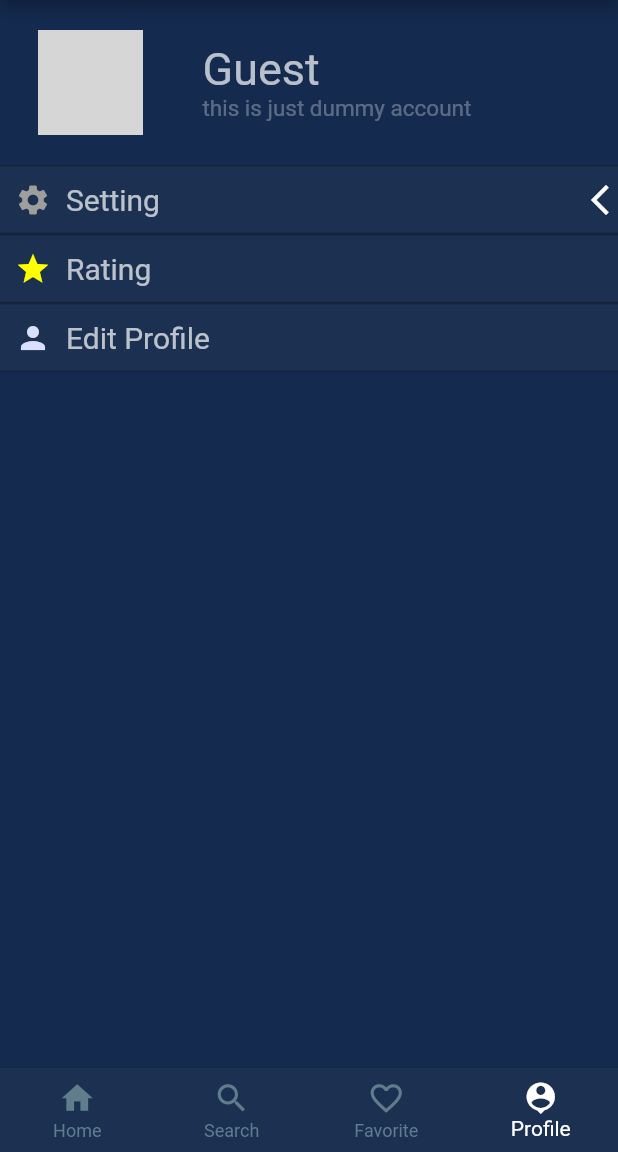
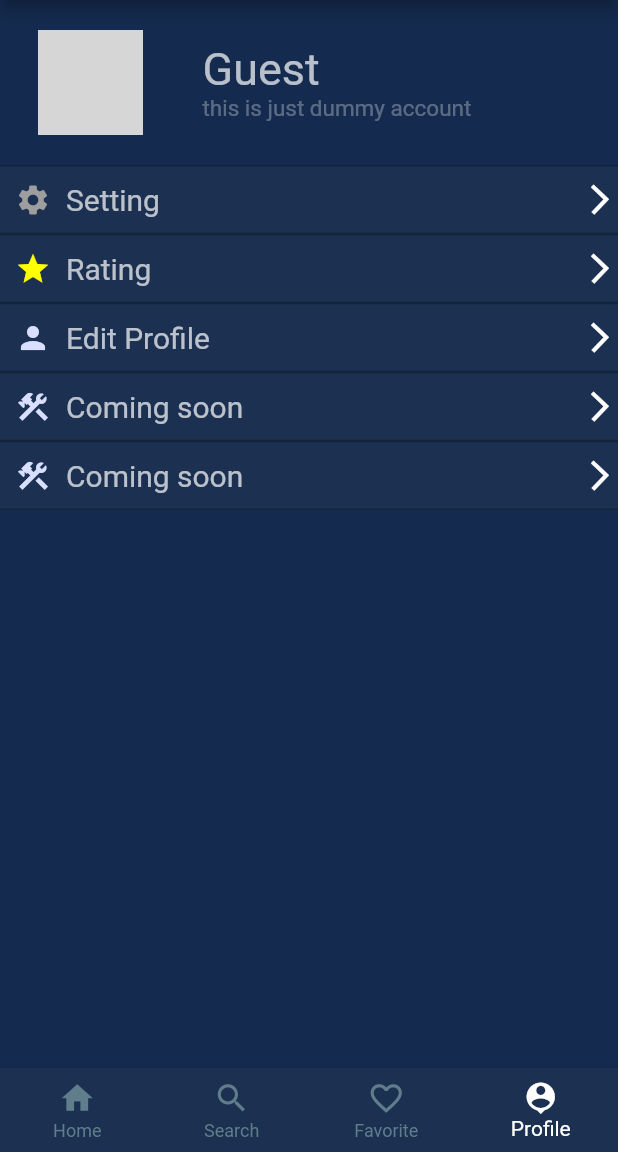
Before and after one commit to NandaAmanta/FlutterMovieApp, a Flutter app: the screen it shows after launch, swiped to page 4, on a phone screen of 412 x 824 dp, the part 84-1236 px from its top. Run offline on Flutter 3.47's test engine with Material 2 defaults, Android fonts, the phone set to English and light mode, and no system bars; our stand-ins replace dio, flutter_secure_storage, hive, hive_flutter; missing offline and left inert: dart:ffi; accounts and stored records are empty; network calls fail; grey boxes are pictures that could not be loaded.

Commit message:
fix favorite

```diff
--- a/lib/presentation/favorite/favorite_screen.dart
+++ b/lib/presentation/favorite/favorite_screen.dart
@@ -40,14 +40,17 @@ class _FavoriteScreenState extends State<FavoriteScreen> {
         )
       ]);
     }
-    return GridView.count(
+    return Container(
+      padding: EdgeInsets.only(top: 20),
+      child: GridView.count(
+        childAspectRatio: (110/200),
           shrinkWrap: true,
           crossAxisCount: 3,
           children: List.generate(favoriteFilmBox.length, (index) {
             return Container(
               width: 110,
               height: 220,
-            margin: EdgeInsets.only(left: 10, right: 10,bottom: 0),
+              margin: EdgeInsets.only(left: 10, right: 10,bottom: 10),
               child: InkWell(
                   child: Card(
                 color: color1,
@@ -108,6 +111,7 @@ class _FavoriteScreenState extends State<FavoriteScreen> {
                 ),
               )),
             );
-        }));
+          })),
+    );
   }
 }
--- a/lib/presentation/profile/profile_screen.dart
+++ b/lib/presentation/profile/profile_screen.dart
@@ -67,7 +67,14 @@ class _ProfileScreenState extends State<ProfileScreen> {
                     Text("Setting",
                         style: TextStyle(color: Colors.white70, fontSize: 20)),
                     Expanded(child: Container()),
-                    Icon(Icons.arrow_back_ios_new,color: Colors.white,textDirection: TextDirection.ltr,)
+                    Transform.rotate(
+                      angle: 9.4,
+                      child: Icon(
+                        Icons.arrow_back_ios_new,
+                        color: Colors.white,
+                        textDirection: TextDirection.ltr,
+                      ),
+                    )
                   ],
                 ),
               )),
@@ -89,7 +96,16 @@ class _ProfileScreenState extends State<ProfileScreen> {
                       width: 10,
                     ),
                     Text("Rating",
-                        style: TextStyle(color: Colors.white70, fontSize: 20))
+                        style: TextStyle(color: Colors.white70, fontSize: 20)),
+                    Expanded(child: Container()),
+                    Transform.rotate(
+                      angle: 9.4,
+                      child: Icon(
+                        Icons.arrow_back_ios_new,
+                        color: Colors.white,
+                        textDirection: TextDirection.ltr,
+                      ),
+                    )
                   ],
                 ),
               )),
@@ -111,7 +127,78 @@ class _ProfileScreenState extends State<ProfileScreen> {
                       width: 10,
                     ),
                     Text("Edit Profile",
-                        style: TextStyle(color: Colors.white70, fontSize: 20))
+                        style: TextStyle(color: Colors.white70, fontSize: 20)),
+                    Expanded(child: Container()),
+                    Transform.rotate(
+                      angle: 9.4,
+                      child: Icon(
+                        Icons.arrow_back_ios_new,
+                        color: Colors.white,
+                        textDirection: TextDirection.ltr,
+                      ),
+                    )
+                  ],
+                ),
+              )),
+          Container(
+              decoration: BoxDecoration(
+                  color: color1,
+                  border: Border(
+                      bottom: BorderSide(width: 1, color: Colors.black26),
+                      top: BorderSide(width: 1, color: Colors.black26))),
+              padding: EdgeInsets.only(top: 10, bottom: 10, left: 10),
+              child: InkWell(
+                onTap: () {
+                  print("haii");
+                },
+                child: Row(
+                  children: [
+                    Icon(Icons.construction,color: color4),
+                    SizedBox(
+                      width: 10,
+                    ),
+                    Text("Coming soon",
+                        style: TextStyle(color: Colors.white70, fontSize: 20)),
+                    Expanded(child: Container()),
+                    Transform.rotate(
+                      angle: 9.4,
+                      child: Icon(
+                        Icons.arrow_back_ios_new,
+                        color: Colors.white,
+                        textDirection: TextDirection.ltr,
+                      ),
+                    )
+                  ],
+                ),
+              )),
+          Container(
+              decoration: BoxDecoration(
+                  color: color1,
+                  border: Border(
+                      bottom: BorderSide(width: 1, color: Colors.black26),
+                      top: BorderSide(width: 1, color: Colors.black26))),
+              padding: EdgeInsets.only(top: 10, bottom: 10, left: 10),
+              child: InkWell(
+                onTap: () {
+                  print("haii");
+                },
+                child: Row(
+                  children: [
+                    Icon(Icons.construction, color: color4),
+                    SizedBox(
+                      width: 10,
+                    ),
+                    Text("Coming soon",
+                        style: TextStyle(color: Colors.white70, fontSize: 20)),
+                    Expanded(child: Container()),
+                    Transform.rotate(
+                      angle: 9.4,
+                      child: Icon(
+                        Icons.arrow_back_ios_new,
+                        color: Colors.white,
+                        textDirection: TextDirection.ltr,
+                      ),
+                    )
                   ],
                 ),
               )),
```
Lines whose indentation alone changed are shown as unchanged.
